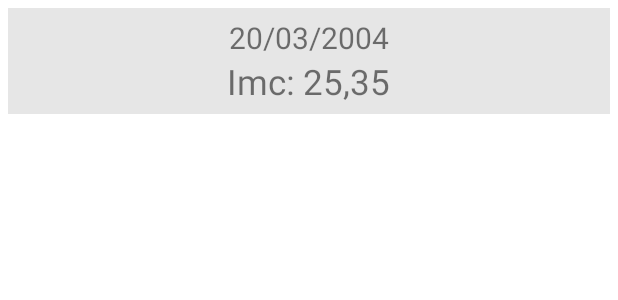
After one commit to fillipe-miguel/Fitness_Tracker_App1, an Android app: the layout list_calc_item.xml on its own in the app's theme, with its tools: preview values and no code run, on a phone screen of 412 x 824 dp. The commit adds this screen. Shown: the top 300 px of the screen. Run offline under Robolectric (Android 15) with nearby library versions, the phone set to English and light mode, and no system bars.

Commit message:
Colocando a recicle view para funcionar

```diff
--- a/app/src/main/AndroidManifest.xml
+++ b/app/src/main/AndroidManifest.xml
@@ -15,6 +15,9 @@
         android:theme="@style/Theme.FitnessTracker"
         tools:targetApi="31">
         <activity
+            android:name=".ListCalcActivity"
+            android:exported="false" />
+        <activity
             android:name=".ImcActivity"
             android:exported="false" />
         <activity
--- a/app/src/main/java/br/com/example/fitnesstracker/model/CalcDao.kt
+++ b/app/src/main/java/br/com/example/fitnesstracker/model/CalcDao.kt
@@ -8,6 +8,9 @@ interface CalcDao {
 	@Insert
 	fun insert(calc: Calc)
 
+	@Query("SELECT * FROM Calc WHERE type = :type")
+	fun getRegisterByType(type: String): List<Calc>
+
 	/*
 	@Query
 	@Update
--- /dev/null
+++ b/app/src/main/res/layout/list_calc_item.xml
@@ -0,0 +1,28 @@
+<?xml version="1.0" encoding="utf-8"?>
+<LinearLayout xmlns:android="http://schemas.android.com/apk/res/android"
+    xmlns:tools="http://schemas.android.com/tools"
+    android:layout_width="match_parent"
+    android:layout_height="wrap_content"
+    android:gravity="center"
+    android:layout_margin="5dp"
+    android:padding="6dp"
+    android:orientation="vertical"
+    tools:background="@color/colorLightGray">
+
+    <TextView
+        android:id="@+id/tv_date"
+
+        android:layout_width="wrap_content"
+        android:layout_height="wrap_content"
+        android:text="20/03/2004"
+        android:textSize="20sp" />
+
+    <TextView
+        android:id="@+id/tv_result"
+
+        android:layout_width="wrap_content"
+        android:layout_height="wrap_content"
+        android:text="Imc: 25,35"
+        android:textSize="23sp" />
+
+</LinearLayout>
--- a/app/src/main/res/layout/main_item.xml
+++ b/app/src/main/res/layout/main_item.xml
@@ -1,5 +1,6 @@
 <?xml version="1.0" encoding="utf-8"?>
-<androidx.constraintlayout.widget.ConstraintLayout xmlns:android="http://schemas.android.com/apk/res/android"
+<androidx.constraintlayout.widget.ConstraintLayout
+    xmlns:android="http://schemas.android.com/apk/res/android"
     xmlns:app="http://schemas.android.com/apk/res-auto"
     android:layout_width="match_parent"
     android:layout_height="wrap_content"
--- a/app/src/main/res/values/strings.xml
+++ b/app/src/main/res/values/strings.xml
@@ -22,4 +22,5 @@
 
     <string name="saved">Saved !!</string>
     <string name="save">Save</string>
+    <string name="imc_res">IMC: %1$.2f</string>
 </resources>
```
Also changed, not shown: app/src/main/java/br/com/example/fitnesstracker/ListCalcActivity.kt (+61 -2 lines).
